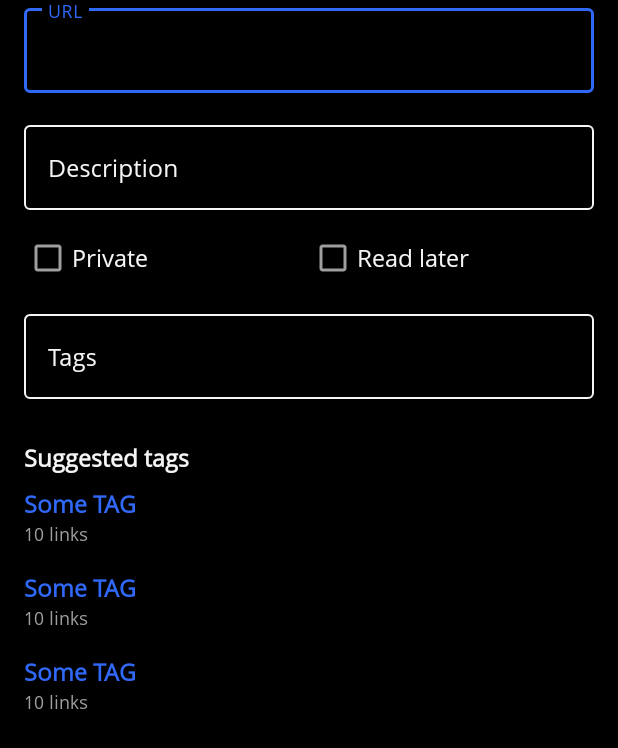
After one commit to fibelatti/pinboard-kotlin, an Android app: the layout fragment_add_post.xml on its own in the app's theme, with its tools: preview values and no code run, on a phone screen of 412 x 824 dp. The commit adds this screen. Shown: the top 748 px of the screen. Run offline under Robolectric (Android 15) with nearby library versions, the phone set to English and light mode, and no system bars.

Commit message:
Add save post first draft

```diff
--- a/app/src/main/kotlin/com/fibelatti/pinboard/features/posts/presentation/PostListFragment.kt
+++ b/app/src/main/kotlin/com/fibelatti/pinboard/features/posts/presentation/PostListFragment.kt
@@ -178,7 +178,11 @@ class PostListFragment @Inject constructor(
     }
 
     private fun addLink() {
-        // TODO
+        inTransaction {
+            setCustomAnimations(R.anim.slide_up, -1, -1, R.anim.slide_down)
+            add(R.id.fragmentHost, requireActivity().createFragment<PostAddFragment>(), PostAddFragment.TAG)
+            addToBackStack(PostAddFragment.TAG)
+        }
     }
 
     private fun showPostDetail() {
--- a/app/src/main/res/drawable/ic_close.xml
+++ b/app/src/main/res/drawable/ic_close.xml
@@ -5,5 +5,5 @@
     android:viewportHeight="24">
     <path
         android:fillColor="@color/color_icon"
-        android:pathData="M19,6.41L17.59,5 12,10.59 6.41,5 5,6.41 10.59,12 5,17.59 6.41,19 12,13.41 17.59,19 19,17.59 13.41,12 19,6.41z" />
+        android:pathData="M18.3,5.71c-0.39,-0.39 -1.02,-0.39 -1.41,0L12,10.59 7.11,5.7c-0.39,-0.39 -1.02,-0.39 -1.41,0 -0.39,0.39 -0.39,1.02 0,1.41L10.59,12 5.7,16.89c-0.39,0.39 -0.39,1.02 0,1.41 0.39,0.39 1.02,0.39 1.41,0L12,13.41l4.89,4.89c0.39,0.39 1.02,0.39 1.41,0 0.39,-0.39 0.39,-1.02 0,-1.41L13.41,12l4.89,-4.89c0.38,-0.38 0.38,-1.02 0,-1.4z" />
 </vector>
--- /dev/null
+++ b/app/src/main/res/layout/fragment_add_post.xml
@@ -0,0 +1,142 @@
+<?xml version="1.0" encoding="utf-8"?>
+<androidx.constraintlayout.widget.ConstraintLayout xmlns:android="http://schemas.android.com/apk/res/android"
+    xmlns:app="http://schemas.android.com/apk/res-auto"
+    xmlns:tools="http://schemas.android.com/tools"
+    android:id="@+id/layoutRoot"
+    android:layout_width="match_parent"
+    android:layout_height="match_parent"
+    android:background="@color/color_background"
+    android:clickable="true"
+    android:focusable="true"
+    android:paddingStart="@dimen/padding_regular"
+    android:paddingEnd="@dimen/padding_regular">
+
+    <include
+        layout="@layout/layout_progress_bar"
+        android:visibility="gone"
+        app:layout_constraintBottom_toBottomOf="parent"
+        app:layout_constraintEnd_toEndOf="parent"
+        app:layout_constraintStart_toStartOf="parent"
+        app:layout_constraintTop_toTopOf="parent"
+        tools:visibility="gone" />
+
+    <com.google.android.material.textfield.TextInputLayout
+        android:id="@+id/textInputLayoutUrl"
+        style="@style/AppTheme.InputLayout"
+        android:layout_width="0dp"
+        android:layout_height="wrap_content"
+        android:hint="@string/posts_add_url"
+        app:layout_constraintEnd_toEndOf="parent"
+        app:layout_constraintStart_toStartOf="parent"
+        app:layout_constraintTop_toTopOf="parent">
+
+        <com.google.android.material.textfield.TextInputEditText
+            android:id="@+id/editTextUrl"
+            android:layout_width="match_parent"
+            android:layout_height="wrap_content"
+            android:imeOptions="actionNext"
+            android:inputType="textUri" />
+    </com.google.android.material.textfield.TextInputLayout>
+
+    <com.google.android.material.textfield.TextInputLayout
+        android:id="@+id/textInputLayoutDescription"
+        style="@style/AppTheme.InputLayout"
+        android:layout_width="0dp"
+        android:layout_height="wrap_content"
+        android:layout_marginTop="@dimen/margin_regular"
+        android:hint="@string/posts_add_description"
+        app:layout_constraintEnd_toEndOf="parent"
+        app:layout_constraintStart_toStartOf="parent"
+        app:layout_constraintTop_toBottomOf="@+id/textInputLayoutUrl">
+
+        <com.google.android.material.textfield.TextInputEditText
+            android:id="@+id/editTextDescription"
+            android:layout_width="match_parent"
+            android:layout_height="wrap_content"
+            android:imeOptions="actionDone"
+            android:inputType="text" />
+    </com.google.android.material.textfield.TextInputLayout>
+
+    <CheckBox
+        android:id="@+id/checkboxPrivate"
+        android:layout_width="0dp"
+        android:layout_height="wrap_content"
+        android:layout_marginTop="@dimen/margin_regular"
+        android:text="@string/posts_add_private"
+        app:layout_constraintEnd_toStartOf="@+id/checkboxReadLater"
+        app:layout_constraintStart_toStartOf="parent"
+        app:layout_constraintTop_toBottomOf="@+id/textInputLayoutDescription" />
+
+    <CheckBox
+        android:id="@+id/checkboxReadLater"
+        android:layout_width="0dp"
+        android:layout_height="wrap_content"
+        android:layout_marginTop="@dimen/margin_regular"
+        android:text="@string/posts_add_read_later"
+        app:layout_constraintEnd_toEndOf="parent"
+        app:layout_constraintStart_toEndOf="@+id/checkboxPrivate"
+        app:layout_constraintTop_toBottomOf="@+id/textInputLayoutDescription" />
+
+    <com.google.android.material.textfield.TextInputLayout
+        android:id="@+id/textInputLayoutTags"
+        style="@style/AppTheme.InputLayout"
+        android:layout_width="0dp"
+        android:layout_height="wrap_content"
+        android:layout_marginTop="@dimen/margin_regular"
+        android:hint="@string/posts_add_tags"
+        app:layout_constraintEnd_toEndOf="parent"
+        app:layout_constraintStart_toStartOf="parent"
+        app:layout_constraintTop_toBottomOf="@+id/checkboxPrivate">
+
+        <com.google.android.material.textfield.TextInputEditText
+            android:id="@+id/editTextTags"
+            android:layout_width="match_parent"
+            android:layout_height="wrap_content"
+            android:imeOptions="actionNext"
+            android:inputType="text" />
+    </com.google.android.material.textfield.TextInputLayout>
+
+    <HorizontalScrollView
+        android:id="@+id/layoutChipContainer"
+        android:layout_width="0dp"
+        android:layout_height="wrap_content"
+        android:layout_marginTop="@dimen/margin_small"
+        android:paddingTop="@dimen/padding_xsmall"
+        app:layout_constraintEnd_toEndOf="parent"
+        app:layout_constraintStart_toStartOf="parent"
+        app:layout_constraintTop_toBottomOf="@+id/textInputLayoutTags">
+
+        <com.google.android.material.chip.ChipGroup
+            android:id="@+id/chipGroupTags"
+            android:layout_width="wrap_content"
+            android:layout_height="wrap_content" />
+    </HorizontalScrollView>
+
+    <TextView
+        android:id="@+id/textViewSuggestedTagsTitle"
+        style="@style/AppTheme.Text.SectionTitle"
+        android:layout_width="0dp"
+        android:layout_height="wrap_content"
+        android:layout_marginTop="@dimen/margin_regular"
+        android:text="@string/posts_add_tags_suggested"
+        android:visibility="gone"
+        app:layout_constraintEnd_toEndOf="parent"
+        app:layout_constraintStart_toStartOf="parent"
+        app:layout_constraintTop_toBottomOf="@+id/layoutChipContainer"
+        tools:visibility="visible" />
+
+    <androidx.recyclerview.widget.RecyclerView
+        android:id="@+id/recyclerViewSuggestedTags"
+        android:layout_width="0dp"
+        android:layout_height="0dp"
+        android:clipToPadding="false"
+        android:paddingBottom="@dimen/padding_regular"
+        android:visibility="gone"
+        app:layout_constraintBottom_toBottomOf="parent"
+        app:layout_constraintEnd_toEndOf="parent"
+        app:layout_constraintStart_toStartOf="parent"
+        app:layout_constraintTop_toBottomOf="@+id/textViewSuggestedTagsTitle"
+        tools:listitem="@layout/list_item_tag"
+        tools:visibility="visible" />
+
+</androidx.constraintlayout.widget.ConstraintLayout>
--- a/app/src/main/res/layout/fragment_post_list.xml
+++ b/app/src/main/res/layout/fragment_post_list.xml
@@ -8,8 +8,7 @@
     android:animateLayoutChanges="true"
     android:background="@color/color_background"
     android:clickable="true"
-    android:focusable="true"
-    android:orientation="vertical">
+    android:focusable="true">
 
     <include
         layout="@layout/layout_progress_bar"
--- a/app/src/main/res/values/strings.xml
+++ b/app/src/main/res/values/strings.xml
@@ -78,6 +78,14 @@
 
     <string name="posts_deleted_feedback">Link deleted successfully!</string>
 
+    <string name="posts_add_title">Save link</string>
+    <string name="posts_add_url">URL</string>
+    <string name="posts_add_description">Description</string>
+    <string name="posts_add_private">Private</string>
+    <string name="posts_add_read_later">Read later</string>
+    <string name="posts_add_tags">Tags</string>
+    <string name="posts_add_tags_suggested">Suggested tags</string>
+
     <!-- Search -->
     <string name="search_title">Filter links</string>
     <string name="search_term">Keywords</string>
```
Also changed, not shown: app/src/main/kotlin/com/fibelatti/pinboard/core/di/modules/PostsModule.kt (+19 -7 lines), app/src/main/kotlin/com/fibelatti/pinboard/features/posts/presentation/PostAddFragment.kt (added, +89 -0 lines), app/src/main/kotlin/com/fibelatti/pinboard/features/posts/presentation/PostAddViewModel.kt (added, +17 -0 lines), app/src/main/res/drawable/ic_done.xml (added, +9 -0 lines).
